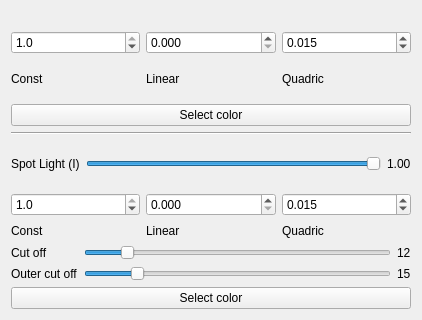
Above: Problem_3/dialog.ui from goglom/TreeGenerator before the change; both pictures show x 0 to 422 and y 358 to 678 of the 422 by 678 pixel window. Below: the same form after it.
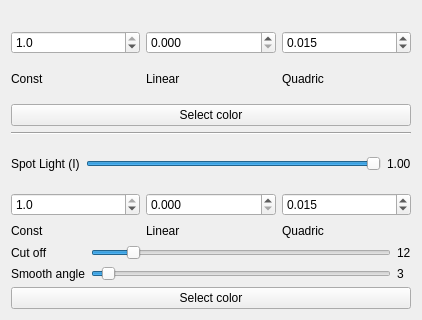
That is the form after the change.

Commit message: Fully completed UI

```diff
--- a/Problem_3/dialog.ui
+++ b/Problem_3/dialog.ui
@@ -610,13 +610,13 @@
        <item row="1" column="1">
         <widget class="QSlider" name="OuterCutOffSlider">
          <property name="minimum">
-          <number>1</number>
+          <number>0</number>
          </property>
          <property name="maximum">
           <number>90</number>
          </property>
          <property name="value">
-          <number>15</number>
+          <number>3</number>
          </property>
          <property name="orientation">
           <enum>Qt::Horizontal</enum>
@@ -626,14 +626,14 @@
        <item row="1" column="0">
         <widget class="QLabel" name="label_12">
          <property name="text">
-          <string>Outer cut off</string>
+          <string>Smooth angle</string>
          </property>
         </widget>
        </item>
        <item row="1" column="2">
         <widget class="QLabel" name="OuterCutOffVal">
          <property name="text">
-          <string>15</string>
+          <string>3</string>
          </property>
         </widget>
        </item>
```
Left out of the diff: 8 changed lines with no effect on the pictures. The commit also changes 6 other files.
